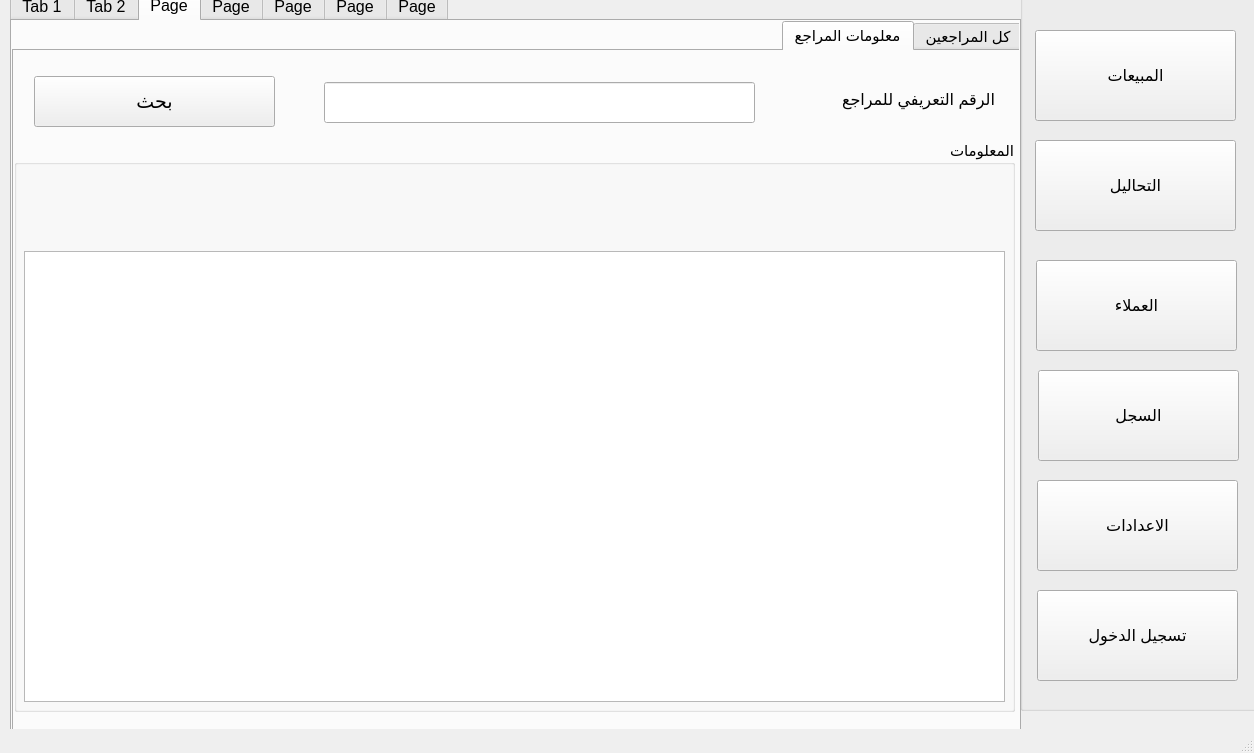
The window that design.ui (ameer810/analyst-pyqt5-project) describes before a commit, drawn with Qt 5.
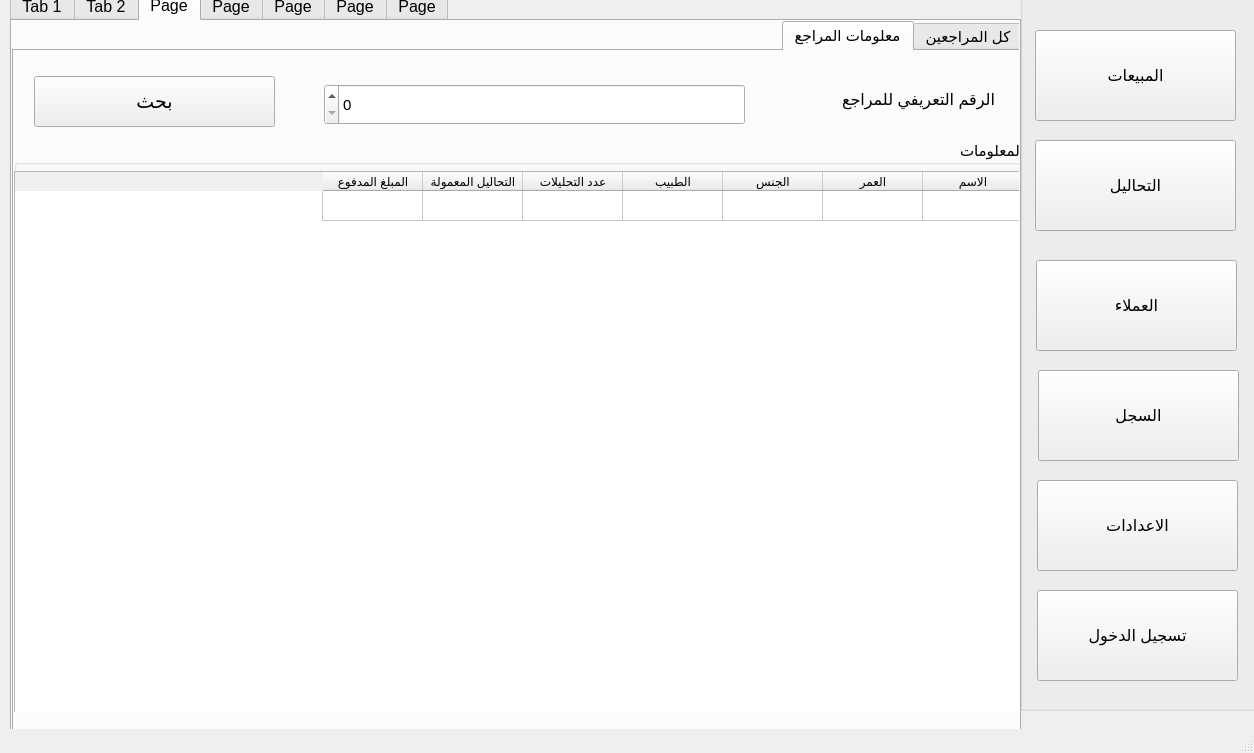
The same window after the commit. The open tabs and pages were chosen to show the change. Icons and pictures are not drawn.

Commit message: انشكيت بالنص يله سويتها

Diff of the .ui file:
```diff
--- a/design.ui
+++ b/design.ui
@@ -2695,24 +2695,6 @@
          <string>الرقم التعريفي للمراجع</string>
         </property>
        </widget>
-       <widget class="QLineEdit" name="lineEdit_30">
-        <property name="geometry">
-         <rect>
-          <x>310</x>
-          <y>31</y>
-          <width>431</width>
-          <height>41</height>
-         </rect>
-        </property>
-        <property name="font">
-         <font>
-          <pointsize>13</pointsize>
-         </font>
-        </property>
-        <property name="placeholderText">
-         <string/>
-        </property>
-       </widget>
        <widget class="QPushButton" name="pushButton_29">
         <property name="geometry">
          <rect>
@@ -2737,7 +2719,7 @@
          <rect>
           <x>0</x>
           <y>90</y>
-          <width>1001</width>
+          <width>1011</width>
           <height>571</height>
          </rect>
         </property>
@@ -2747,14 +2729,72 @@
         <widget class="QTableWidget" name="tableWidget">
          <property name="geometry">
           <rect>
-           <x>10</x>
-           <y>110</y>
-           <width>981</width>
-           <height>451</height>
+           <x>0</x>
+           <y>30</y>
+           <width>1011</width>
+           <height>561</height>
           </rect>
          </property>
+         <property name="font">
+          <font>
+           <pointsize>9</pointsize>
+          </font>
+         </property>
+         <property name="layoutDirection">
+          <enum>Qt::RightToLeft</enum>
+         </property>
+         <row>
+          <property name="text">
+           <string/>
+          </property>
+         </row>
+         <column>
+          <property name="text">
+           <string>الاسم</string>
+          </property>
+         </column>
+         <column>
+          <property name="text">
+           <string>العمر</string>
+          </property>
+         </column>
+         <column>
+          <property name="text">
+           <string>الجنس</string>
+          </property>
+         </column>
+         <column>
+          <property name="text">
+           <string>الطبيب</string>
+          </property>
+         </column>
+         <column>
+          <property name="text">
+           <string>عدد التحليلات</string>
+          </property>
+         </column>
+         <column>
+          <property name="text">
+           <string>التحاليل المعمولة</string>
+          </property>
+         </column>
+         <column>
+          <property name="text">
+           <string>المبلغ المدفوع</string>
+          </property>
+         </column>
         </widget>
        </widget>
+       <widget class="QSpinBox" name="spinBox_2">
+        <property name="geometry">
+         <rect>
+          <x>310</x>
+          <y>33</y>
+          <width>421</width>
+          <height>41</height>
+         </rect>
+        </property>
+       </widget>
       </widget>
      </widget>
     </widget>
```
Left out of the diff: 103 changed lines with no effect on the pictures. The commit also changes 1 other file.
